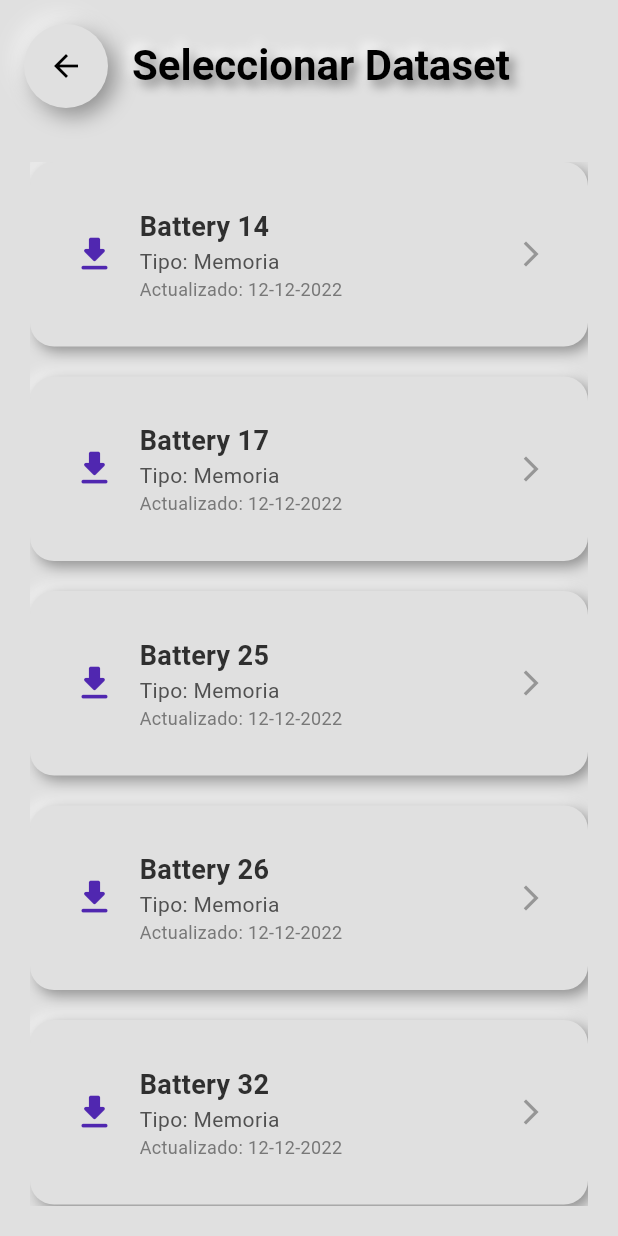
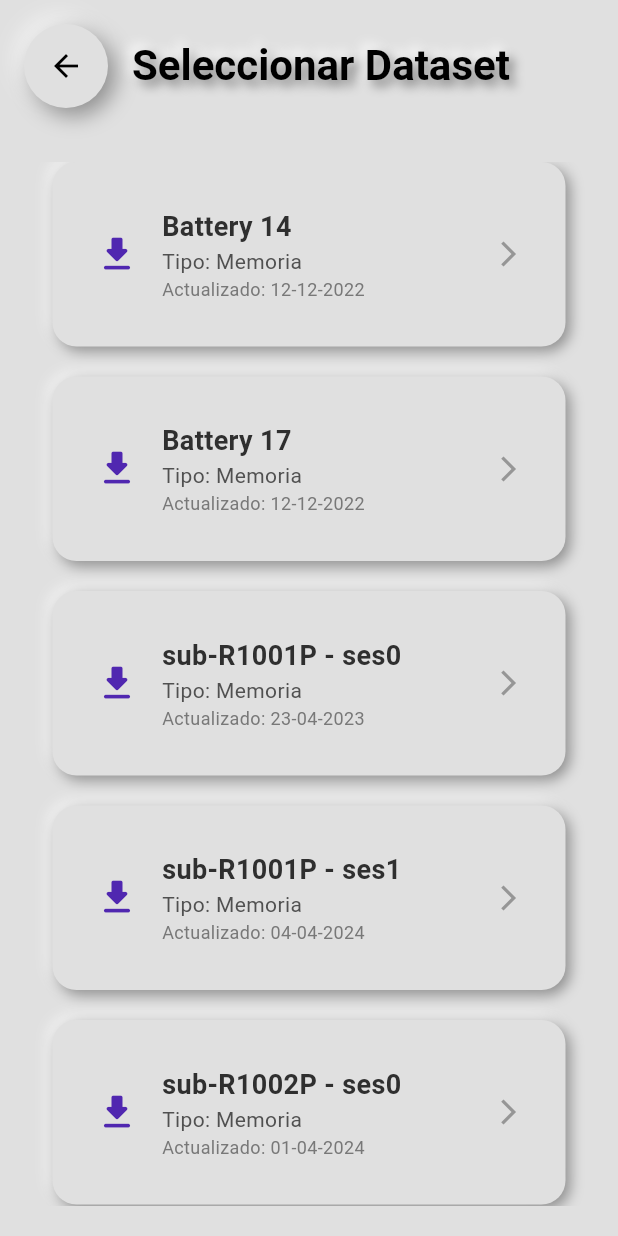
Before and after one commit to jojoji54/Cognitify, a Flutter app: the DatasetSelectionScreen screen opened directly, on a phone screen of 412 x 824 dp. Run offline on Flutter 3.47's test engine with Material 3 defaults, Android fonts, the phone set to English and light mode, and no system bars; our stand-ins replace dashed_circular_progress_bar, fl_chart, flutter_dotenv, flutter_neumorphic_plus, font_awesome_flutter, hive and 4 more; missing offline and left inert: flutter_animator; accounts and stored records are empty.

Commit message:
tengo el csv

```diff
--- a/lib/data/available_datasets.dart
+++ b/lib/data/available_datasets.dart
@@ -1,10 +1,12 @@
 import 'package:cognitify/models/dataset_info.dart';
 
 final List<DatasetInfo> availableDatasets = [
+  // 🔢 Secuencia de Números (NCPT)
   DatasetInfo(
     name: "Battery 14",
     url: "https://zenodo.org/record/7249732/files/battery14_df.csv?download=1",
     type: "Memoria",
+    subtype: "Secuencia",
     dateAdded: DateTime(2022, 10, 25),
     lastUpdated: DateTime(2022, 12, 12),
   ),
@@ -12,49 +14,42 @@ final List<DatasetInfo> availableDatasets = [
     name: "Battery 17",
     url: "https://zenodo.org/record/7249732/files/battery17_df.csv?download=1",
     type: "Memoria",
+    subtype: "Secuencia",
     dateAdded: DateTime(2022, 10, 25),
     lastUpdated: DateTime(2022, 12, 12),
   ),
+  // 🃏 Juego de Parejas (CANTAB o similar)
   DatasetInfo(
-    name: "Battery 25",
-    url: "https://zenodo.org/record/7249732/files/battery25_df.csv?download=1",
+    name: "sub-R1001P - ses0",
+    url: "https://raw.githubusercontent.com/juanormaechea97/csv/refs/heads/main/cognify/parejas/sub-R1001P_ses-0_task-PAL1_beh.csv?download=1",
     type: "Memoria",
-    dateAdded: DateTime(2022, 10, 25),
-    lastUpdated: DateTime(2022, 12, 12),
+    subtype: "Parejas",
+    dateAdded:DateTime(2023, 4, 23),
+    lastUpdated: DateTime(2023, 4, 23),
   ),
   DatasetInfo(
-    name: "Battery 26",
-    url: "https://zenodo.org/record/7249732/files/battery26_df.csv?download=1",
+    name: "sub-R1001P - ses1",
+    url: "https://raw.githubusercontent.com/juanormaechea97/csv/refs/heads/main/cognify/parejas/sub-R1001P_ses-1_task-PAL1_beh.csv",
     type: "Memoria",
-    dateAdded: DateTime(2022, 10, 25),
-    lastUpdated: DateTime(2022, 12, 12),
+    subtype: "Parejas",
+    dateAdded:  DateTime(2024, 4, 4),
+    lastUpdated: DateTime(2024, 4, 4),
   ),
-  DatasetInfo(
-    name: "Battery 32",
-    url: "https://zenodo.org/record/7249732/files/battery32_df.csv?download=1",
+   DatasetInfo(
+    name: "sub-R1002P - ses0",
+    url: "https://raw.githubusercontent.com/juanormaechea97/csv/refs/heads/main/cognify/parejas/sub-R1002P_ses-0_task-PAL1_beh.csv",
     type: "Memoria",
-    dateAdded: DateTime(2022, 10, 25),
-    lastUpdated: DateTime(2022, 12, 12),
+    subtype: "Parejas",
+    dateAdded: DateTime(2024, 4, 1),
+    lastUpdated:DateTime(2024, 4, 1),
   ),
-  DatasetInfo(
-    name: "Battery 39",
-    url: "https://zenodo.org/record/7249732/files/battery39_df.csv?download=1",
+   DatasetInfo(
+    name: "sub-R1002P - ses2",
+    url: "https://raw.githubusercontent.com/juanormaechea97/csv/refs/heads/main/cognify/parejas/sub-R1002P_ses-2_task-PAL1_beh.csv",
     type: "Memoria",
-    dateAdded: DateTime(2022, 10, 25),
-    lastUpdated: DateTime(2022, 12, 12),
+    subtype: "Parejas",
+    dateAdded: DateTime(2024, 3, 20),
+    lastUpdated: DateTime(2024, 3, 20),
   ),
-  DatasetInfo(
-    name: "Battery 50",
-    url: "https://zenodo.org/record/7249732/files/battery50_df.csv?download=1",
-    type: "Memoria",
-    dateAdded: DateTime(2022, 10, 25),
-    lastUpdated: DateTime(2022, 12, 12),
-  ),
-  DatasetInfo(
-    name: "Battery 60",
-    url: "https://zenodo.org/record/7249732/files/battery60_df.csv?download=1",
-    type: "Memoria",
-    dateAdded: DateTime(2022, 10, 25),
-    lastUpdated: DateTime(2022, 12, 12),
-  ),
+
 ];
--- a/lib/models/dataset_info.dart
+++ b/lib/models/dataset_info.dart
@@ -15,18 +15,23 @@ class DatasetInfo extends HiveObject {
   String type;
 
   @HiveField(3)
+  String subtype;
+
+  @HiveField(4)
   DateTime dateAdded;
 
-  @HiveField(4)
+  @HiveField(5)
   DateTime? lastUpdated;
 
-  @HiveField(5)
-  List<Map<String, dynamic>>? jsonData; // Aquí se guarda el CSV convertido a JSON
+  @HiveField(6)
+  List<Map<String, dynamic>>?
+      jsonData; // Aquí se guarda el CSV convertido a JSON
 
   DatasetInfo({
     required this.name,
     required this.url,
     required this.type,
+    required this.subtype,
     required this.dateAdded,
     this.lastUpdated,
     this.jsonData,
--- a/lib/screens/dataset_selection_screen.dart
+++ b/lib/screens/dataset_selection_screen.dart
@@ -62,6 +62,7 @@ class _DatasetSelectionScreenState extends State<DatasetSelectionScreen> {
             name: dataset.name,
             url: dataset.url,
             type: dataset.type,
+            subtype: "Secuencia",
             dateAdded: dataset.dateAdded,
             lastUpdated: DateTime.now(),
             jsonData: jsonData,
@@ -153,13 +154,14 @@ class _DatasetSelectionScreenState extends State<DatasetSelectionScreen> {
                   name: dataset.name,
                   url: dataset.url,
                   type: dataset.type,
+                  subtype: "",
                   dateAdded: dataset.dateAdded,
                   lastUpdated: dataset.lastUpdated,
                 ),
               );
 
               return Padding(
-                padding: const EdgeInsets.only(bottom: 20),
+                padding: const EdgeInsets.only(bottom: 20,left: 15,right: 15),
                 child: NeumorphicButton(
                   onPressed: () => downloadDataset(context, dataset),
                   style: NeumorphicStyle(
--- a/lib/screens/home/result/memory/games/memory_sequence_results.dart
+++ b/lib/screens/home/result/memory/games/memory_sequence_results.dart
@@ -75,6 +75,7 @@ class _MemorySequenceResultsState extends State<MemorySequenceResults> {
         name: "Sin datos",
         url: "",
         type: "Memoria",
+        subtype: "",
         dateAdded: DateTime.now(),
         jsonData: [],
       ),
@@ -597,8 +598,8 @@ class _MemorySequenceResultsState extends State<MemorySequenceResults> {
                     builder: (context) {
                       return AlertDialog(
                         title: const Text("📊 Información del Gráfico"),
-                       content: const Text(
-  """
+                        content: const Text(
+                          """
 📅 Fecha:
 La fecha en que se registró el resultado.
 
@@ -621,8 +622,7 @@ El número de errores cometidos en esta sesión.
 - En verde se muestran los resultados con 100% de precisión.
 - En rojo se muestran los resultados con más de 3 errores o 0% de precisión.
 """,
-),
-
+                        ),
                         actions: [
                           TextButton(
                             onPressed: () {
--- a/lib/screens/test_selection_screen.dart
+++ b/lib/screens/test_selection_screen.dart
@@ -116,6 +116,14 @@ class _TestSelectionScreenState extends State<TestSelectionScreen> {
                                 alignment: Alignment.centerRight,
                                 child: NeumorphicButton(
                                   onPressed: () async {
+                                    /* final box = await Hive.openBox<DatasetInfo>(
+                                        'datasetsBox');
+
+                                    // Obtener solo datasets de secuencia
+                                    final secuenciaDatasets = box.values
+                                        .where((dataset) =>
+                                            dataset.subtype == "Secuencia")
+                                        .toList(); */
                                     HapticFeedback.lightImpact();
                                     final hasDataset = await PreferencesService
                                         .isDatasetSelected(selectedTest!);
```
Also changed, not shown: lib/models/dataset_info.g.dart.
